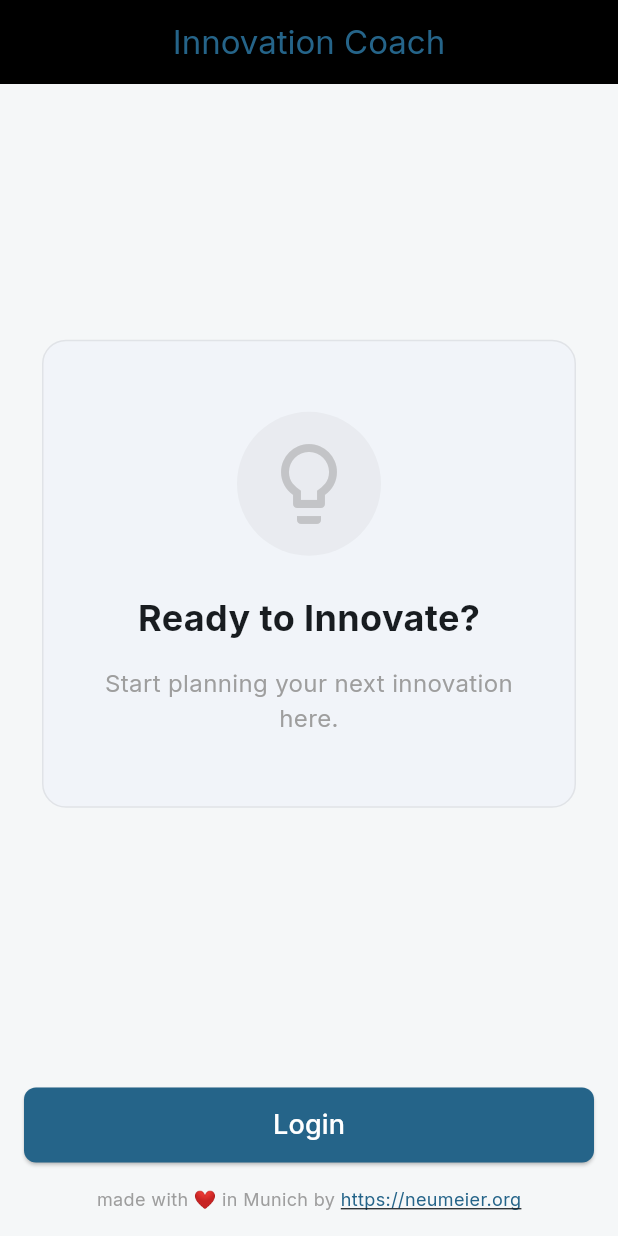
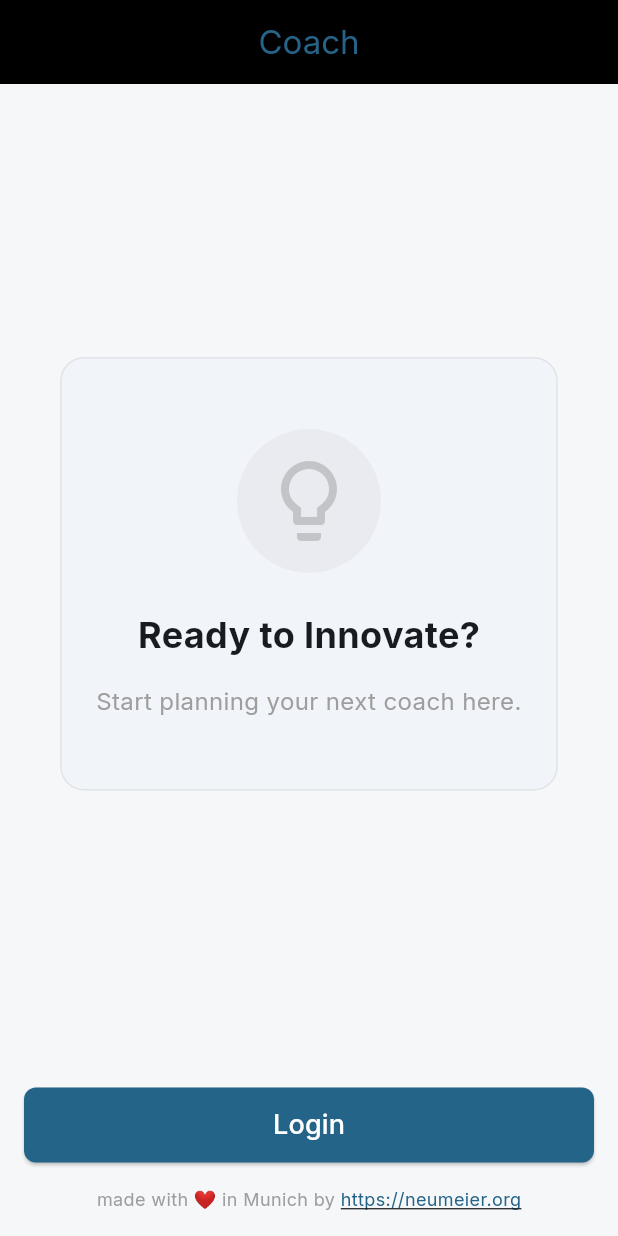
Before and after one commit to andreasofthings/innovation, a Flutter app: the screen it shows after launch, on a phone screen of 412 x 824 dp. Run offline on Flutter 3.47's test engine with Material 3 defaults, Android fonts, the phone set to English and light mode, and no system bars; our stand-ins replace app_links, flutter_colorpicker, flutter_secure_storage, google_fonts; missing offline and left inert: flutter_appauth; accounts and stored records are empty.

Commit message:
Rebrand application from innovation to coach
This commit updates all occurrences of the "innovation" brand and associated
URLs to "coach".

Key changes include:
- Renaming the Flutter package to "coach" in pubspec.yaml.
- Updating all package imports in lib/ and test/ directories.
- Updating the app URL to https://coach.pramari.de and OAuth2 identifiers.
- Updating the Android namespace and Application ID to de.pramari.coach.
- Renaming the Android package directory and updating MainActivity.kt.
- Updating the iOS/macOS bundle identifiers to de.pramari.coach.
- Updating platform-specific metadata (manifest.json, index.html, CMakeLists.txt, etc.).
- Renaming .iml files and updating IDE configuration.
- Updating UI strings and associated tests.

Co-authored-by: andreasofthings <1290581+andreasofthings@users.noreply.github.com>

```diff
--- a/lib/main.dart
+++ b/lib/main.dart
@@ -31,18 +31,18 @@ void main() async {
         ),
         ChangeNotifierProvider(create: (context) => MethodProvider()),
       ],
-      child: const Innovation(),
+      child: const Coach(),
     ),
   );
 }
 
-class Innovation extends StatelessWidget {
-  const Innovation({super.key});
+class Coach extends StatelessWidget {
+  const Coach({super.key});
 
   @override
   Widget build(BuildContext context) {
     return MaterialApp(
-      title: 'Innovation Coach',
+      title: 'Coach',
       debugShowCheckedModeBanner: false,
       theme: appTheme(),
       darkTheme: appDarkTheme(),
@@ -55,7 +55,7 @@ class Innovation extends StatelessWidget {
       },
       initialRoute: '/',
       routes: {
-        '/': (context) => const HomePage(title: 'Innovation Coach'),
+        '/': (context) => const HomePage(title: 'Coach'),
         '/profile': (context) => const ProfileScreen(),
         '/library': (context) => const LibraryScreen(),
         '/workshop': (context) => const WorkshopScreen(),
--- a/lib/providers/auth_provider.dart
+++ b/lib/providers/auth_provider.dart
@@ -87,9 +87,9 @@ class AuthProvider extends ChangeNotifier {
       case 'OAUTH_CLIENT_ID':
         return const String.fromEnvironment('OAUTH_CLIENT_ID');
       case 'OAUTH_REDIRECT_URL':
-        return 'https://innovation.pramari.de/login-callback.html';
+        return 'https://coach.pramari.de/login-callback.html';
       case 'OAUTH_DISCOVERY_URL':
-        return 'https://id.pramari.de/application/o/innovation/.well-known/openid-configuration';
+        return 'https://id.pramari.de/application/o/coach/.well-known/openid-configuration';
       default:
         return null;
     }
--- a/lib/providers/user_provider.dart
+++ b/lib/providers/user_provider.dart
@@ -19,7 +19,7 @@ class UserProvider extends ChangeNotifier {
   bool get hasError => _hasError;
 
   String get _baseUrl {
-    const tokenEndpoint = String.fromEnvironment('OAUTH_TOKEN_ENDPOINT', defaultValue: 'https://id.pramari.de/application/o/innovation/');
+    const tokenEndpoint = String.fromEnvironment('OAUTH_TOKEN_ENDPOINT', defaultValue: 'https://id.pramari.de/application/o/coach/');
     final uri = Uri.parse(tokenEndpoint);
     return '${uri.scheme}://${uri.host}/api/profile';
   }
--- a/lib/screens/home_screen.dart
+++ b/lib/screens/home_screen.dart
@@ -47,7 +47,7 @@ class _HomePageState extends State<HomePage> {
             ),
             const SizedBox(width: 8),
             Text(
-              'Innovation Coach',
+              'Coach',
               style: TextStyle(
                 color: colorScheme.primary,
                 fontWeight: FontWeight.w900,
--- a/lib/screens/login_screen.dart
+++ b/lib/screens/login_screen.dart
@@ -13,7 +13,7 @@ class LoginScreen extends StatelessWidget {
 
     return Scaffold(
       appBar: AppBar(
-        title: const Text('Innovation Coach'),
+        title: const Text('Coach'),
         centerTitle: true,
         backgroundColor: isDark ? colorScheme.surface : const Color(0xFF000000),
         foregroundColor: colorScheme.primary,
@@ -58,7 +58,7 @@ class LoginScreen extends StatelessWidget {
                       ),
                       const SizedBox(height: 16),
                       const Text(
-                        'Start planning your next innovation here.',
+                        'Start planning your next coach here.',
                         textAlign: TextAlign.center,
                         style: TextStyle(
                           fontSize: 16,
--- a/pubspec.yaml
+++ b/pubspec.yaml
@@ -1,4 +1,4 @@
-name: innovation
+name: coach
 description: "A new Flutter project."
 publish_to: "none"
 version: 1.0.0+1
```
Also changed, not shown: 27 other files.
